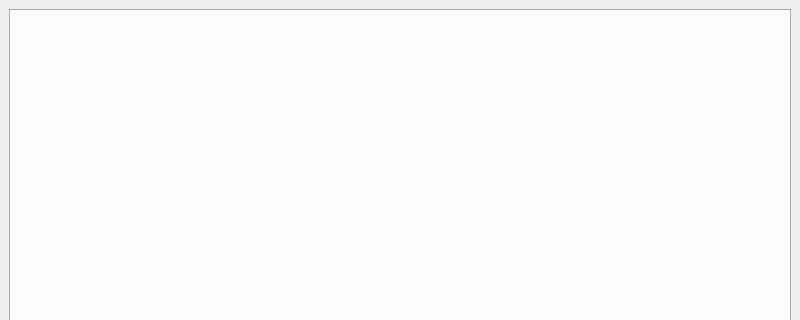
First picture: the form in pcsx2-qt/Debugger/DebuggerWindow.ui, repository PCSX2/pcsx2, before the edit; both pictures show x 0 to 800 and y 0 to 320 of the 800 by 600 pixel window.
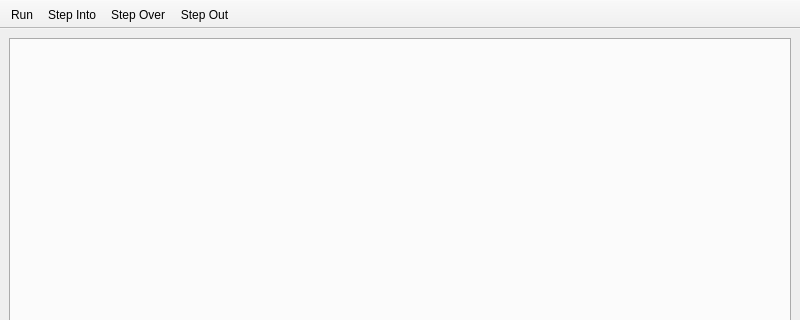
Second picture: the form after the edit. Icons and pictures are not drawn.

Commit message:
Qt: Replace debugger menu bar with toolbar
That way it's not missing on MacOS.

Diff of the .ui file:
```diff
--- a/pcsx2-qt/Debugger/DebuggerWindow.ui
+++ b/pcsx2-qt/Debugger/DebuggerWindow.ui
@@ -20,21 +20,74 @@
     </item>
    </layout>
   </widget>
-  <widget class="QMenuBar" name="menubar">
-   <property name="geometry">
-    <rect>
-     <x>0</x>
-     <y>0</y>
-     <width>800</width>
-     <height>22</height>
-    </rect>
+  <widget class="QToolBar" name="toolBar">
+   <property name="windowTitle">
+    <string>toolBar</string>
    </property>
+   <property name="toolButtonStyle">
+    <enum>Qt::ToolButtonTextBesideIcon</enum>
+   </property>
+   <property name="floatable">
+    <bool>false</bool>
+   </property>
+   <property name="movable">
+    <bool>false</bool>
+   </property>
+   <property name="iconSize">
+    <size>
+     <width>16</width>
+     <height>16</height>
+    </size>
+   </property>
+   <attribute name="toolBarArea">
+    <enum>TopToolBarArea</enum>
+   </attribute>
+   <attribute name="toolBarBreak">
+    <bool>false</bool>
+   </attribute>
+   <addaction name="actionRun"/>
+   <addaction name="actionStepInto"/>
+   <addaction name="actionStepOver"/>
+   <addaction name="actionStepOut"/>
   </widget>
   <action name="actionRun">
    <property name="text">
     <string>Run</string>
    </property>
   </action>
+  <action name="actionStepInto">
+   <property name="icon">
+    <iconset theme="debug-step-into-line"/>
+   </property>
+   <property name="text">
+    <string>Step Into</string>
+   </property>
+   <property name="shortcut">
+    <string>F11</string>
+   </property>
+  </action>
+  <action name="actionStepOver">
+   <property name="icon">
+    <iconset theme="debug-step-over-line"/>
+   </property>
+   <property name="text">
+    <string>Step Over</string>
+   </property>
+   <property name="shortcut">
+    <string>F10</string>
+   </property>
+  </action>
+  <action name="actionStepOut">
+   <property name="icon">
+    <iconset theme="debug-step-out-line"/>
+   </property>
+   <property name="text">
+    <string>Step Out</string>
+   </property>
+   <property name="shortcut">
+    <string>Shift+F11</string>
+   </property>
+  </action>
  </widget>
  <resources/>
  <connections/>
```
Left out of the diff: 3 changed lines with no effect on the pictures. The commit also changes 1 other file.
